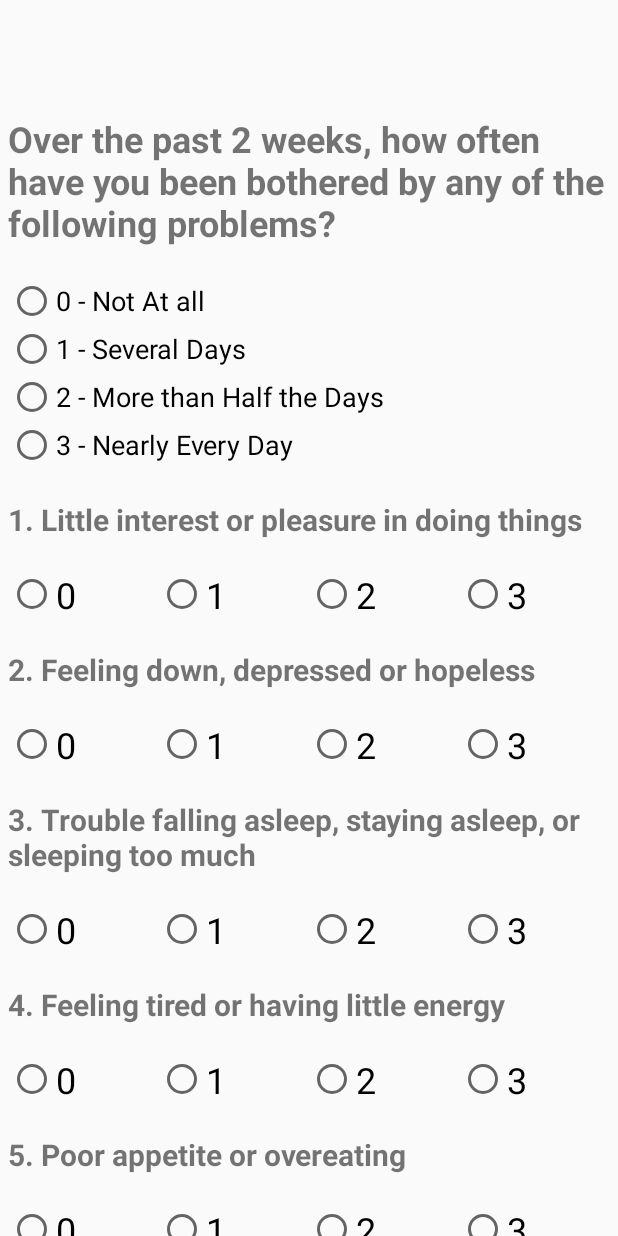
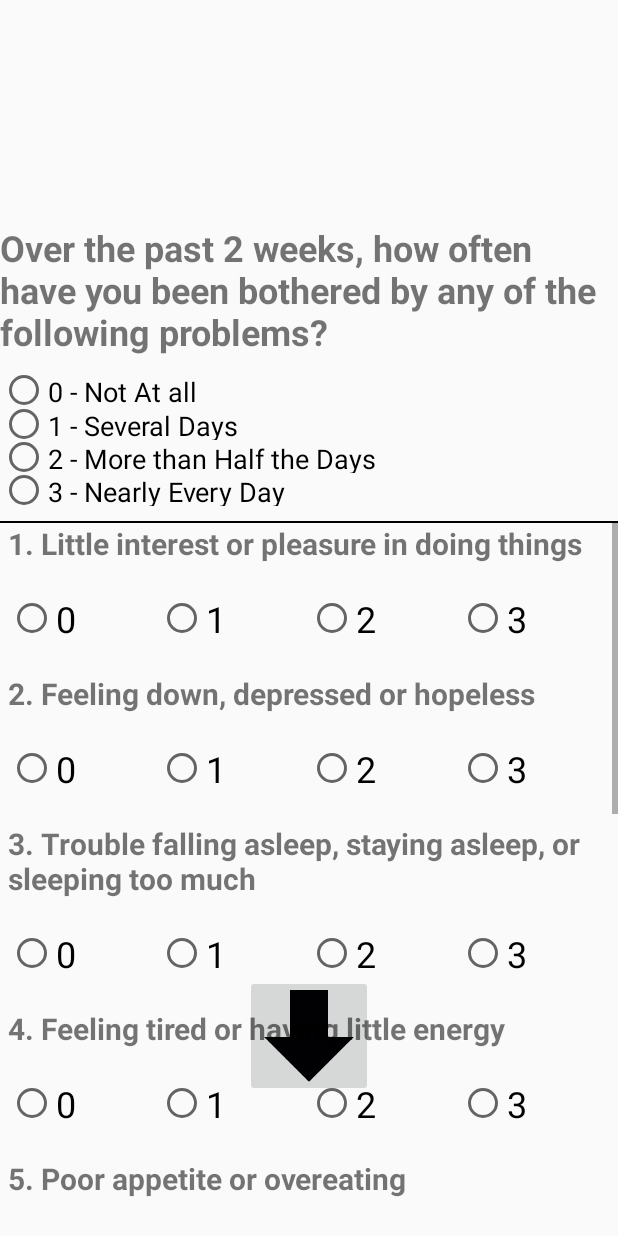
Before and after one commit to wootsy12/moodable-app, an Android app: the layout activity_phq.xml on its own in the app's theme, with its tools: preview values and no code run, on a phone screen of 412 x 824 dp. Run offline under Robolectric (Android 15) with nearby library versions, the phone set to English and light mode, and no system bars.

Commit message:
Changed PHQ-9 UI

```diff
--- a/app/src/main/java/com/example/alex/datascraper/phqActivity.java
+++ b/app/src/main/java/com/example/alex/datascraper/phqActivity.java
@@ -6,9 +6,13 @@ import android.support.design.widget.FloatingActionButton;
 import android.support.design.widget.Snackbar;
 import android.support.v7.app.AppCompatActivity;
 import android.support.v7.widget.Toolbar;
+import android.text.Layout;
 import android.util.Log;
 import android.view.View;
+import android.view.ViewTreeObserver;
 import android.widget.Button;
+import android.widget.ImageButton;
+import android.widget.LinearLayout;
 import android.widget.RadioButton;
 import android.widget.RadioGroup;
 
@@ -31,7 +35,9 @@ public class phqActivity extends AppCompatActivity {
     private static Button rb2;
     private static Button rb3;
     private static Button rb4;
-
+    private static View scrollView2;
+    private static LinearLayout scrollChild;
+    private static ImageButton butty;
 
 
     @Override
@@ -49,6 +55,10 @@ public class phqActivity extends AppCompatActivity {
         rb2.setClickable(false);
         rb3.setClickable(false);
         rb4.setClickable(false);
+
+        scrollView2 = findViewById(R.id.scrollView2);
+        scrollChild = findViewById(R.id.scrollChild);
+        butty = findViewById(R.id.arrowBoy);
 
 
 
@@ -101,5 +111,21 @@ public class phqActivity extends AppCompatActivity {
             }
         });
 
+        scrollView2.getViewTreeObserver().addOnScrollChangedListener(new ViewTreeObserver.OnScrollChangedListener() {
+            @Override
+            public void onScrollChanged() {
+                int scrollY = scrollView2.getScrollY(); // For ScrollView
+                int scrollHeight = scrollChild.getHeight();
+
+                if(scrollY<(scrollHeight-1100)) {
+                    butty.setVisibility(View.VISIBLE);
+                }
+                else {
+                    butty.setVisibility(View.INVISIBLE);
+                }
+            }
+        });
+
     }
+
 }
--- a/app/src/main/res/layout/content_phq.xml
+++ b/app/src/main/res/layout/content_phq.xml
@@ -1,38 +1,36 @@
 <?xml version="1.0" encoding="utf-8"?>
-<android.support.v4.widget.NestedScrollView xmlns:android="http://schemas.android.com/apk/res/android"
+<android.support.constraint.ConstraintLayout xmlns:android="http://schemas.android.com/apk/res/android"
     xmlns:app="http://schemas.android.com/apk/res-auto"
     xmlns:tools="http://schemas.android.com/tools"
     android:layout_width="match_parent"
     android:layout_height="match_parent"
-    android:fillViewport="false"
-    app:layout_behavior="@string/appbar_scrolling_view_behavior"
-    tools:context="com.example.alex.datascraper.phqActivity"
-    tools:showIn="@layout/activity_phq">
-
-    <LinearLayout
-        android:layout_width="match_parent"
-        android:layout_height="wrap_content"
-        android:orientation="vertical"
-        android:layout_marginLeft="5dp"
-        android:layout_marginRight="5dp">
+    tools:layout_editor_absoluteY="81dp">
 
     <TextView
         android:id="@+id/textView9"
-            android:layout_width="match_parent"
-            android:layout_height="wrap_content"
+        android:layout_width="0dp"
+        android:layout_height="100dp"
+        android:layout_marginBottom="272dp"
         android:layout_weight="1"
         android:text="Over the past 2 weeks, how often have you been bothered by any of the following problems?"
         android:textAppearance="@android:style/TextAppearance.Material.Small"
         android:textSize="24sp"
-            android:layout_marginTop="20dp"
-            android:textStyle="bold" />
+        android:textStyle="bold"
+        app:layout_constraintBottom_toTopOf="@+id/arrowBoy"
+        app:layout_constraintEnd_toEndOf="parent"
+        app:layout_constraintStart_toStartOf="parent"
+        app:layout_constraintTop_toTopOf="parent" />
 
     <LinearLayout
-            android:layout_width="match_parent"
-            android:layout_height="match_parent"
+        android:id="@+id/linearLayout2"
+        android:layout_width="0dp"
+        android:layout_height="100dp"
         android:layout_weight="1"
-            android:layout_marginTop="20dp"
-            android:orientation="vertical">
+        android:orientation="vertical"
+        app:layout_constraintBottom_toTopOf="@+id/scrollView2"
+        app:layout_constraintEnd_toEndOf="parent"
+        app:layout_constraintStart_toStartOf="parent"
+        app:layout_constraintTop_toBottomOf="@+id/textView9">
 
         <RadioButton
             android:id="@+id/radioButton"
@@ -70,7 +68,52 @@
             android:text="3 - Nearly Every Day"
             android:textAppearance="@android:style/TextAppearance.Material"
             android:textSize="18sp" />
+
+        <TextView
+            android:id="@+id/line"
+            style="?android:attr/listSeparatorTextViewStyle"
+            android:layout_width="match_parent"
+            android:layout_height="1dp"
+            android:layout_below="@+id/connect_help"
+            android:layout_marginTop="10dp"
+            android:background="#000"
+            android:gravity="center_horizontal"
+            android:paddingTop="5dip" />
+
     </LinearLayout>
+
+    <ImageButton
+        android:id="@+id/arrowBoy"
+        android:layout_width="wrap_content"
+        android:layout_height="wrap_content"
+        android:layout_marginTop="37dp"
+        android:adjustViewBounds="true"
+        android:maxWidth="85dp"
+        android:maxHeight="85dp"
+        android:scaleType="fitCenter"
+        app:layout_constraintBottom_toBottomOf="parent"
+        app:layout_constraintLeft_toLeftOf="parent"
+        app:layout_constraintRight_toRightOf="parent"
+        app:layout_constraintTop_toBottomOf="@+id/textView9"
+        app:srcCompat="@drawable/ero" />
+
+    <ScrollView
+        android:id="@+id/scrollView2"
+        android:layout_width="0dp"
+        android:layout_height="0dp"
+        android:layout_weight="1"
+        app:layout_constraintBottom_toBottomOf="parent"
+        app:layout_constraintEnd_toEndOf="parent"
+        app:layout_constraintStart_toStartOf="parent"
+        app:layout_constraintTop_toBottomOf="@+id/linearLayout2">
+
+        <LinearLayout
+            android:id="@+id/scrollChild"
+            android:layout_width="match_parent"
+            android:layout_height="wrap_content"
+            android:layout_marginLeft="5dp"
+            android:layout_marginRight="5dp"
+            android:orientation="vertical">
 
             <TextView
                 android:id="@+id/textView10"
@@ -79,15 +122,14 @@
                 android:layout_weight="1"
                 android:text="1. Little interest or pleasure in doing things"
                 android:textSize="20sp"
-            android:layout_marginTop="20dp"
                 android:textStyle="bold" />
 
             <RadioGroup
                 android:id="@+id/PHQ1"
                 android:layout_width="match_parent"
                 android:layout_height="match_parent"
+                android:layout_marginTop="20dp"
                 android:layout_weight="1"
-            android:layout_marginTop="20dp"
                 android:orientation='horizontal'>
 
                 <RadioButton
@@ -130,18 +172,18 @@
                 android:id="@+id/textView11"
                 android:layout_width="match_parent"
                 android:layout_height="wrap_content"
+                android:layout_marginTop="20dp"
                 android:layout_weight="1"
                 android:text="2. Feeling down, depressed or hopeless"
                 android:textSize="20sp"
-            android:layout_marginTop="20dp"
                 android:textStyle="bold" />
 
             <RadioGroup
                 android:id="@+id/PHQ2"
                 android:layout_width="match_parent"
                 android:layout_height="match_parent"
+                android:layout_marginTop="20dp"
                 android:layout_weight="1"
-            android:layout_marginTop="20dp"
                 android:orientation='horizontal'>
 
                 <RadioButton
@@ -181,18 +223,18 @@
                 android:id="@+id/textView12"
                 android:layout_width="match_parent"
                 android:layout_height="wrap_content"
+                android:layout_marginTop="20dp"
                 android:layout_weight="1"
                 android:text="3. Trouble falling asleep, staying asleep, or sleeping too much"
                 android:textSize="20sp"
-            android:layout_marginTop="20dp"
                 android:textStyle="bold" />
 
             <RadioGroup
                 android:id="@+id/PHQ3"
                 android:layout_width="match_parent"
                 android:layout_height="match_parent"
+                android:layout_marginTop="20dp"
                 android:layout_weight="1"
-            android:layout_marginTop="20dp"
                 android:orientation='horizontal'>
 
                 <RadioButton
@@ -232,18 +274,18 @@
                 android:id="@+id/textView13"
                 android:layout_width="match_parent"
                 android:layout_height="wrap_content"
+                android:layout_marginTop="20dp"
                 android:layout_weight="1"
                 android:text="4. Feeling tired or having little energy"
                 android:textSize="20sp"
-            android:layout_marginTop="20dp"
                 android:textStyle="bold" />
 
             <RadioGroup
                 android:id="@+id/PHQ4"
                 android:layout_width="match_parent"
                 android:layout_height="match_parent"
+                android:layout_marginTop="20dp"
                 android:layout_weight="1"
-            android:layout_marginTop="20dp"
                 android:orientation='horizontal'>
 
                 <RadioButton
@@ -283,18 +325,18 @@
                 android:id="@+id/textView14"
                 android:layout_width="match_parent"
                 android:layout_height="wrap_content"
+                android:layout_marginTop="20dp"
                 android:layout_weight="1"
                 android:text="5. Poor appetite or overeating"
                 android:textSize="20sp"
-            android:layout_marginTop="20dp"
                 android:textStyle="bold" />
 
             <RadioGroup
                 android:id="@+id/PHQ5"
                 android:layout_width="match_parent"
                 android:layout_height="match_parent"
+                android:layout_marginTop="20dp"
                 android:layout_weight="1"
-            android:layout_marginTop="20dp"
                 android:orientation='horizontal'>
 
                 <RadioButton
@@ -334,18 +376,18 @@
                 android:id="@+id/textView25"
                 android:layout_width="match_parent"
                 android:layout_height="wrap_content"
+                android:layout_marginTop="20dp"
                 android:layout_weight="1"
                 android:text="6. Feeling bad about yourself - or that you're a failure or have let yourself or your family down"
                 android:textSize="20sp"
-            android:layout_marginTop="20dp"
                 android:textStyle="bold" />
 
             <RadioGroup
                 android:id="@+id/PHQ6"
                 android:layout_width="match_parent"
                 android:layout_height="match_parent"
+                android:layout_marginTop="20dp"
                 android:layout_weight="1"
-            android:layout_marginTop="20dp"
                 android:orientation='horizontal'>
 
                 <RadioButton
@@ -385,18 +427,18 @@
                 android:id="@+id/textView015"
                 android:layout_width="match_parent"
                 android:layout_height="wrap_content"
+                android:layout_marginTop="20dp"
                 android:layout_weight="1"
                 android:text="7. Trouble concentrating on things, such as reading the newspaper or watching television"
                 android:textSize="20sp"
-            android:layout_marginTop="20dp"
                 android:textStyle="bold" />
 
             <RadioGroup
                 android:id="@+id/PHQ7"
                 android:layout_width="match_parent"
                 android:layout_height="match_parent"
+                android:layout_marginTop="20dp"
                 android:layout_weight="1"
-            android:layout_marginTop="20dp"
                 android:orientation='horizontal'>
 
                 <RadioButton
@@ -436,18 +478,18 @@
                 android:id="@+id/textView1115"
                 android:layout_width="match_parent"
                 android:layout_height="wrap_content"
+                android:layout_marginTop="20dp"
                 android:layout_weight="1"
                 android:text="8. Moving or speaking so slowly that other people have noticed. Or, the opposite - being so fidgety or restless that you have been moving around a lot more than usual"
                 android:textSize="20sp"
-            android:layout_marginTop="20dp"
                 android:textStyle="bold" />
 
             <RadioGroup
                 android:id="@+id/PHQ8"
                 android:layout_width="match_parent"
                 android:layout_height="match_parent"
+                android:layout_marginTop="20dp"
                 android:layout_weight="1"
-            android:layout_marginTop="20dp"
                 android:orientation='horizontal'>
 
                 <RadioButton
@@ -487,18 +529,18 @@
                 android:id="@+id/textView15"
                 android:layout_width="match_parent"
                 android:layout_height="wrap_content"
+                android:layout_marginTop="20dp"
                 android:layout_weight="1"
                 android:text="9. Thoughts that you would be better off dead or of hurting yourself in some way"
                 android:textSize="20sp"
-            android:layout_marginTop="20dp"
                 android:textStyle="bold" />
 
             <RadioGroup
                 android:id="@+id/PHQ9"
                 android:layout_width="match_parent"
                 android:layout_height="match_parent"
+                android:layout_marginTop="20dp"
                 android:layout_weight="1"
-            android:layout_marginTop="20dp"
                 android:orientation='horizontal'>
 
                 <RadioButton
@@ -545,5 +587,7 @@
                 android:textSize="24sp" />
 
         </LinearLayout>
+    </ScrollView>
 
-</android.support.v4.widget.NestedScrollView>
+
+</android.support.constraint.ConstraintLayout>
```
Also changed, not shown: app/src/main/res/drawable/ero.png (added). Lines whose indentation alone changed are shown as unchanged.
